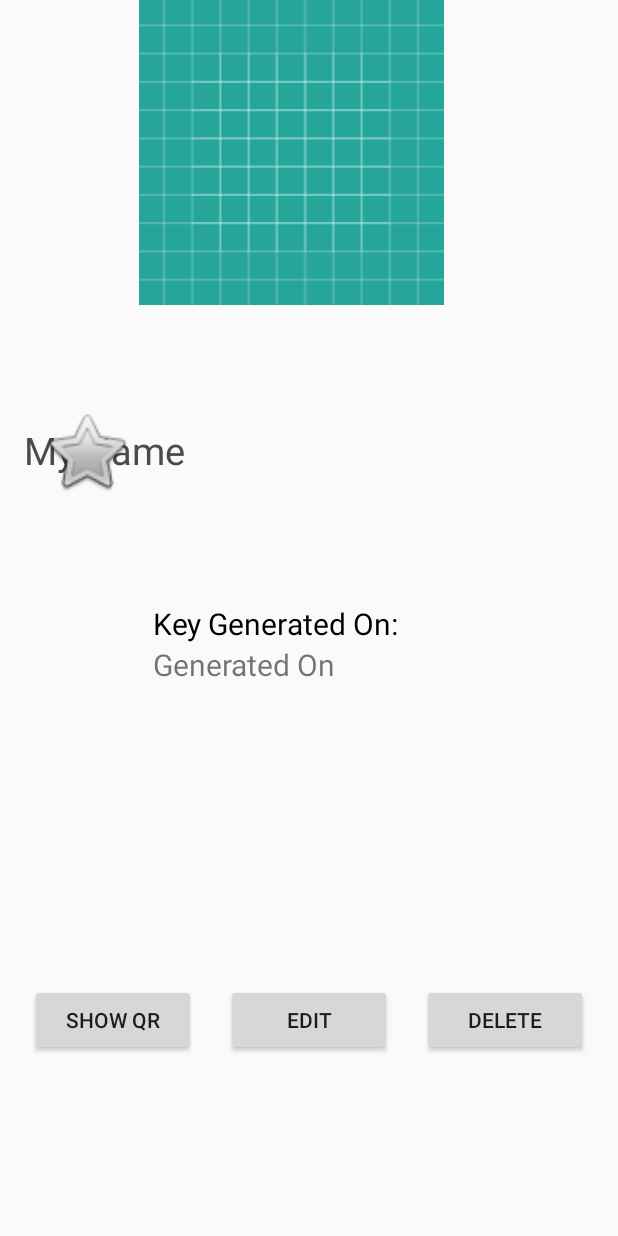
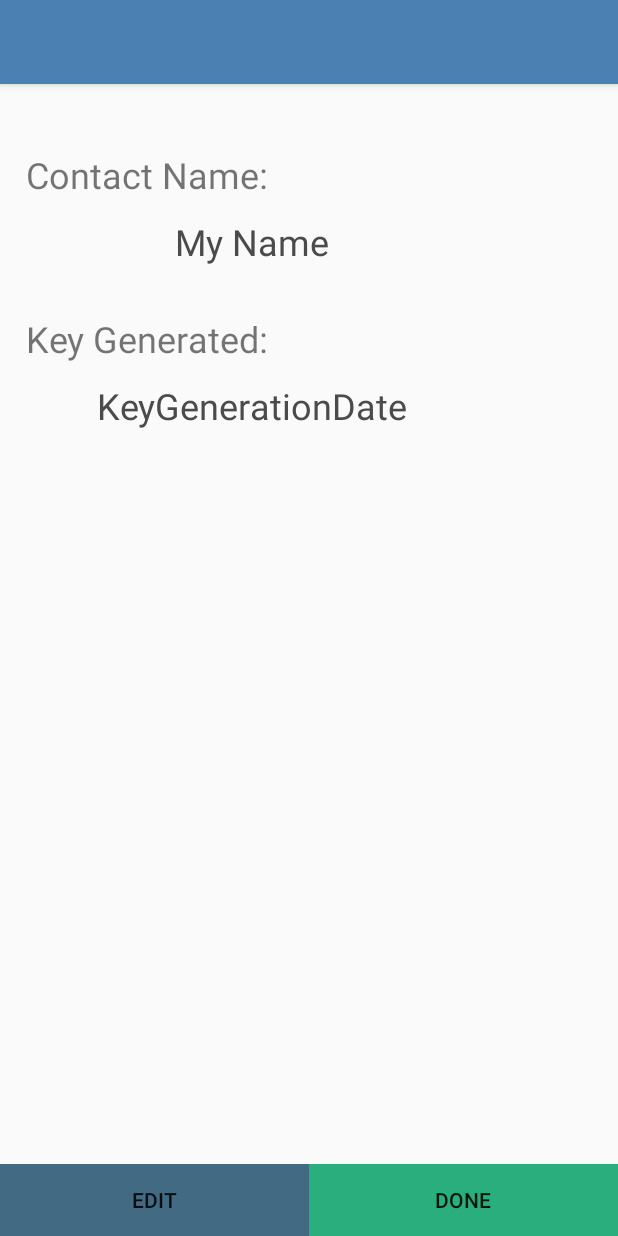
Before and after one commit to rhayes2/CryptBoard, an Android app: the layout activity_contact__details.xml on its own in the app's theme, with its tools: preview values and no code run, on a phone screen of 412 x 824 dp. Run offline under Robolectric (Android 15) with nearby library versions, the phone set to English and light mode, and no system bars.

Commit message:
Contact Details UI

```diff
--- a/app/src/main/res/layout/activity_contact__details.xml
+++ b/app/src/main/res/layout/activity_contact__details.xml
@@ -7,121 +7,102 @@
     tools:context=".Contact_Details">
 
 
-    <ImageView
-        android:id="@+id/Contact_Detail_Picture"
-        android:layout_width="388dp"
-        android:layout_height="203dp"
+    <TextView
+        android:id="@+id/contact_Detail_name"
+        android:layout_width="wrap_content"
+        android:layout_height="wrap_content"
+        android:layout_marginStart="8dp"
+        android:layout_marginTop="12dp"
+        android:layout_marginEnd="84dp"
+        android:text="My Name"
+        android:textAlignment="viewStart"
+        android:textColor="#4b4b4b"
+        android:textSize="24sp"
         app:layout_constraintEnd_toEndOf="parent"
-        app:layout_constraintHorizontal_bias="0.0"
         app:layout_constraintStart_toStartOf="parent"
-        app:layout_constraintTop_toTopOf="parent"
-        app:srcCompat="@drawable/ic_launcher_background" />
+        app:layout_constraintTop_toBottomOf="@+id/contact_name_title" />
+
+    <android.support.v7.widget.Toolbar
+        android:id="@+id/contact_details_toolbar"
+        android:layout_width="match_parent"
+        android:layout_height="?attr/actionBarSize"
+        android:background="@color/colourPrimary"
+        android:elevation="4dp"
+        android:theme="@style/ThemeOverlay.AppCompat.ActionBar"
+        app:popupTheme="@style/ThemeOverlay.AppCompat.Light" />
 
     <TextView
-        android:id="@+id/Contact_Deatil_name"
-        android:layout_width="match_parent"
+        android:id="@+id/contact_name_title"
+        android:layout_width="168dp"
         android:layout_height="wrap_content"
-        android:layout_marginStart="16dp"
-        android:layout_marginTop="205dp"
+        android:layout_marginStart="8dp"
+        android:layout_marginTop="44dp"
         android:layout_marginEnd="8dp"
-        android:layout_marginBottom="8dp"
-        android:text="My Name"
-        android:textColor="#4b4b4b"
-        android:textSize="25sp"
-        app:layout_constraintBottom_toTopOf="@+id/linearLayout3"
+        android:text="Contact Name:"
+        android:textSize="24sp"
         app:layout_constraintEnd_toEndOf="parent"
+        app:layout_constraintHorizontal_bias="0.04"
         app:layout_constraintStart_toStartOf="parent"
-        app:layout_constraintTop_toTopOf="parent" />
-
-    <LinearLayout
-        android:id="@+id/linearLayout3"
-        android:layout_width="310dp"
-        android:layout_height="77dp"
-        android:layout_marginTop="50dp"
-        android:layout_marginBottom="8dp"
-        android:orientation="vertical"
-        app:layout_constraintBottom_toTopOf="@+id/linearLayout"
-        app:layout_constraintEnd_toEndOf="parent"
-        app:layout_constraintTop_toBottomOf="@+id/Contact_Detail_Picture">
-
-        <TextView
-            android:id="@+id/Contact_public_key"
-            android:layout_width="match_parent"
-            android:layout_height="wrap_content"
-            android:text="Key Generated On:"
-            android:textColor="#000000"
-            android:textSize="20sp" />
-
-        <TextView
-            android:id="@+id/Contact_key_date"
-            android:layout_width="match_parent"
-            android:layout_height="wrap_content"
-            android:text="Generated On"
-            android:textSize="20sp"
-
-            />
-
-    </LinearLayout>
-
-    <ImageView
-        android:id="@+id/imageView3"
-        android:layout_width="62dp"
-        android:layout_height="62dp"
-        android:layout_marginTop="50dp"
-        android:layout_marginBottom="8dp"
-        app:layout_constraintBottom_toBottomOf="parent"
-        app:layout_constraintEnd_toStartOf="@+id/linearLayout3"
-        app:layout_constraintHorizontal_bias="0.666"
-        app:layout_constraintStart_toStartOf="parent"
-        app:layout_constraintTop_toBottomOf="@+id/Contact_Detail_Picture"
-        app:layout_constraintVertical_bias="0.033"
-        app:srcCompat="@android:drawable/btn_star_big_off" />
+        app:layout_constraintTop_toBottomOf="@+id/contact_details_toolbar" />
 
     <LinearLayout
         android:id="@+id/linearLayout"
         android:layout_width="match_parent"
         android:layout_height="wrap_content"
-        android:layout_marginBottom="100dp"
-        android:orientation="vertical"
-        app:layout_constraintBottom_toBottomOf="parent">
+        android:orientation="horizontal"
+        android:weightSum="100"
+        app:layout_constraintBottom_toBottomOf="parent"
+        app:layout_constraintEnd_toEndOf="parent"
+        app:layout_constraintStart_toStartOf="parent">
 
-        <LinearLayout
-            android:layout_width="match_parent"
+        <Button
+            android:id="@+id/editContactButton"
+            android:layout_width="0dp"
             android:layout_height="wrap_content"
-            android:layout_margin="10dp"
-            android:orientation="horizontal">
+            android:layout_weight="50"
+            android:background="@color/colourPrimaryDark"
+            android:elevation="0dp"
+            android:text="edit" />
 
-            <Button
-                android:id="@+id/showQRButton"
-                android:layout_width="wrap_content"
-                android:layout_height="wrap_content"
-                android:layout_margin="10dp"
-                android:layout_weight="0.25"
-                android:text="Show QR"
-                tools:layout_editor_absoluteX="74dp"
-                tools:layout_editor_absoluteY="307dp" />
-
-            <Button
-                android:id="@+id/editContactButton"
-                android:layout_width="wrap_content"
-                android:layout_height="wrap_content"
-                android:layout_margin="10dp"
-                android:layout_weight="0.25"
-                android:text="EDIT"
-                tools:layout_editor_absoluteX="74dp"
-                tools:layout_editor_absoluteY="307dp" />
-
-            <Button
-                android:id="@+id/deleteContactButton"
-                android:layout_width="wrap_content"
-                android:layout_height="wrap_content"
-                android:layout_margin="10dp"
-                android:layout_weight="0.25"
-                android:text="Delete"
-                tools:layout_editor_absoluteX="74dp"
-                tools:layout_editor_absoluteY="307dp" />
-        </LinearLayout>
-
+        <Button
+            android:id="@+id/doneContactButton"
+            android:layout_width="0dp"
+            android:layout_height="wrap_content"
+            android:layout_weight="50"
+            android:background="@color/colourConfirmation"
+            android:text="done" />
     </LinearLayout>
 
+    <TextView
+        android:id="@+id/keyInformation"
+        android:layout_width="wrap_content"
+        android:layout_height="wrap_content"
+        android:layout_marginStart="8dp"
+        android:layout_marginTop="32dp"
+        android:layout_marginEnd="8dp"
+        android:text="Key Generated: "
+        android:textSize="24sp"
+        app:layout_constraintEnd_toEndOf="parent"
+        app:layout_constraintHorizontal_bias="0.04"
+        app:layout_constraintStart_toStartOf="parent"
+        app:layout_constraintTop_toBottomOf="@+id/contact_Detail_name" />
+
+    <TextView
+        android:id="@+id/keyGenerationDate"
+        android:layout_width="wrap_content"
+        android:layout_height="wrap_content"
+        android:layout_marginStart="8dp"
+        android:layout_marginTop="12dp"
+        android:layout_marginEnd="84dp"
+        android:layout_marginBottom="164dp"
+        android:text="KeyGenerationDate"
+        android:textAlignment="viewStart"
+        android:textColor="#4b4b4b"
+        android:textSize="24sp"
+        app:layout_constraintBottom_toTopOf="@+id/linearLayout"
+        app:layout_constraintEnd_toEndOf="parent"
+        app:layout_constraintStart_toStartOf="parent"
+        app:layout_constraintTop_toBottomOf="@+id/keyInformation"
+        app:layout_constraintVertical_bias="0.0" />
+
 </android.support.constraint.ConstraintLayout>
```
Also changed, not shown: app/src/main/AndroidManifest.xml (+20 -12 lines), app/src/main/java/prj666/a03/cryptboard/Contact_Details.java (+64 -31 lines), app/src/main/java/prj666/a03/cryptboard/MainActivity.java (+17 -12 lines), app/src/main/res/drawable/ic_delete_black_24dp.xml (added, +9 -0 lines), app/src/main/res/layout/activity_main.xml (+8 -0 lines), app/src/main/res/menu/contact_action_bar.xml (added, +19 -0 lines), app/src/main/res/menu/general_action_bar.xml (added, +9 -0 lines).
